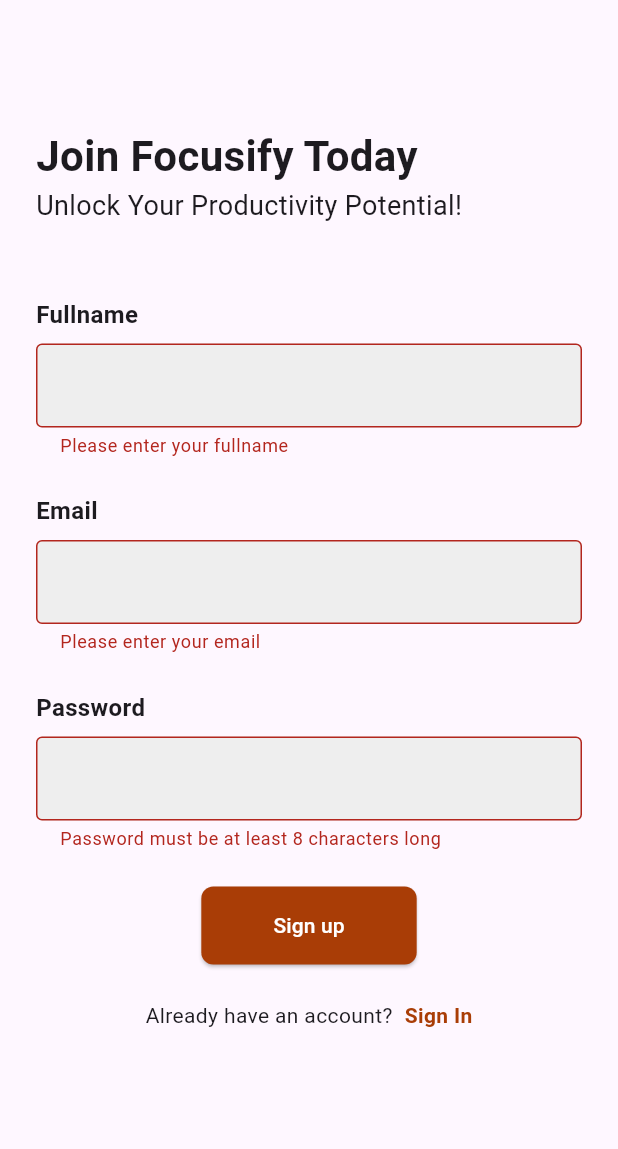
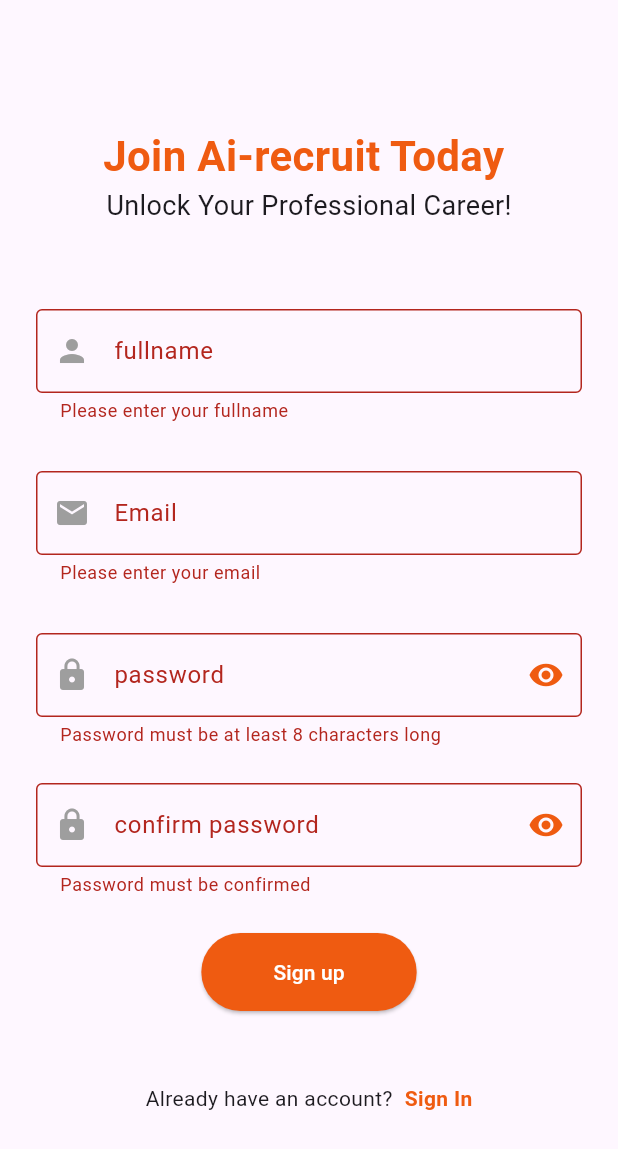
Before and after one commit to aiRecruit-Mvp/aiRecruit-Application, a Flutter app: the SignUp screen opened directly, after a tap on "Sign up", on a phone screen of 412 x 824 dp. Shown: the top 1149 px of the screen. Run offline on Flutter 3.47's test engine with Material 3 defaults, Android fonts, the phone set to English and light mode, and no system bars; our stand-ins replace font_awesome_flutter, get, google_sign_in; accounts and stored records are empty.

Commit message:
first commit

```diff
--- a/lib/screens/signup_screen.dart
+++ b/lib/screens/signup_screen.dart
@@ -1,6 +1,8 @@
+import 'package:airecruit/screens/login_screen.dart';
 import 'package:airecruit/utils/globalColors.dart';
 import 'package:flutter/material.dart';
-
+import 'package:get/get.dart';
+import 'package:airecruit/controllers/userController.dart';
 class SignUp extends StatefulWidget {
   @override
   _SignUpState createState() => _SignUpState();
@@ -11,16 +13,26 @@ class _SignUpState extends State<SignUp> {
   String _email = '';
   String _password = '';
   String _fullname = '';
+final UserController userController = UserController();
+
 
   void _submitForm() {
     if (_formKey.currentState!.validate()) {
-      _formKey.currentState!.save();
+    //  _formKey.currentState!.save();
       // Perform sign up logic here
+      //ScaffoldMessenger.of(context).showSnackBar(const SnackBar(
+      //content: Text("jawek behi chof code PIN fil mail mtaaek")));
+         print(_email);
+         print(_password);
+         print(_fullname);
+
+         userController.signupUser(_fullname, _email,_password);
     }
   }
 
   void _goToSignInPage() {
-    Navigator.pop(context); // Navigate back to the login page
+    Get.to(Login());
+
   }
 
   @override
@@ -33,13 +45,20 @@ class _SignUpState extends State<SignUp> {
             crossAxisAlignment: CrossAxisAlignment.start,
             children: [
               SizedBox(height: 60),
+             Center(
+              child: Column(
+                mainAxisAlignment: MainAxisAlignment.center,
+                children: <Widget>[
                 Text(
-                'Join Focusify Today ',
-                style: TextStyle(fontSize: 28, fontWeight: FontWeight.bold),
+                'Join Ai-recruit Today ',
+                 style: TextStyle(fontSize: 28, fontWeight: FontWeight.bold, color: Color.fromARGB(255, 239, 91, 17)),
                 ),
                 Text(
-                'Unlock Your Productivity Potential!',
+                 'Unlock Your Professional Career!',
                   style: TextStyle(fontSize: 18, fontWeight: FontWeight.normal),
+                 ),
+                 ],
+                ),
                ),
               SizedBox(height: 48),
               Form(
@@ -47,13 +66,10 @@ class _SignUpState extends State<SignUp> {
                 child: Column(
                   crossAxisAlignment: CrossAxisAlignment.start,
                   children: [
-                    Text(
-                      'Fullname',
-                      style:
-                          TextStyle(fontSize: 16, fontWeight: FontWeight.bold),
-                    ),
+
                     SizedBox(height: 8),
                     TextFormField(
+
                       keyboardType: TextInputType.emailAddress,
                       validator: (value) {
                         if (value!.isEmpty) {
@@ -61,21 +77,22 @@ class _SignUpState extends State<SignUp> {
                         }
                         return null;
                       },
-                      onSaved: (value) {
-                        _fullname = value!;
+                      onChanged: (value) {
+                      setState(() {
+                      _fullname = value;
+                      });
                      },
                       decoration: InputDecoration(
+                        labelText: "fullname",
                         border: OutlineInputBorder(),
-                        filled: true,
-                        fillColor: Colors.grey[200],
+                        prefixIcon: Icon(
+                         Icons.person,
+                         color: Colors.grey,
+                        ),
                       ),
                     ),
                     SizedBox(height: 24),
-                    Text(
-                      'Email',
-                      style:
-                          TextStyle(fontSize: 16, fontWeight: FontWeight.bold),
-                    ),
+
                     SizedBox(height: 8),
                     TextFormField(
                       keyboardType: TextInputType.emailAddress,
@@ -83,23 +100,28 @@ class _SignUpState extends State<SignUp> {
                         if (value!.isEmpty) {
                           return 'Please enter your email';
                         }
+                        // Check if the entered email is valid using a regular expression
+                        if (!RegExp(r'^[\w-\.]+@([\w-]+\.)+[\w-]{2,4}$').hasMatch(value)) {
+                          return 'Please enter a valid email address';
+                        }
                         return null;
                       },
-                      onSaved: (value) {
-                        _email = value!;
+                     onChanged: (value) {
+                       setState(() {
+                        _email = value;
+                      });
                       },
                       decoration: InputDecoration(
+                        labelText: "Email",
                         border: OutlineInputBorder(),
-                        filled: true,
-                        fillColor: Colors.grey[200],
+                         prefixIcon: Icon(
+                          Icons.email,
+                          color: Colors.grey,
+                        ),
                       ),
                     ),
                     SizedBox(height: 24),
-                    Text(
-                      'Password',
-                      style:
-                          TextStyle(fontSize: 16, fontWeight: FontWeight.bold),
-                    ),
+
                     SizedBox(height: 8),
                     TextFormField(
                       obscureText: true,
@@ -109,51 +131,95 @@ class _SignUpState extends State<SignUp> {
                         }
                         return null;
                       },
-                      onSaved: (value) {
-                        _password = value!;
+                        onChanged: (value) {
+                        setState(() {
+                       _password = value;
+                        });
                      },
                       decoration: InputDecoration(
                         border: OutlineInputBorder(),
-                        filled: true,
-                        fillColor: Colors.grey[200],
+                        labelText: "password",
+                         prefixIcon: Icon(
+                         Icons.lock,
+                         color: Colors.grey,
+                        ),
+                         suffixIcon: IconButton(
+                        onPressed: () {},
+                        icon: Icon(Icons.visibility),
+                        color: Color.fromARGB(255, 239, 91, 17),
+                      ),
                       ),
                     ),
                     SizedBox(height: 24),
+                      TextFormField(
+                      obscureText: true,
+                      validator: (value) {
+                        if (value! != _password) {
+                          return 'Your password and confirmation password do not match';
+                        }
+                         if (value!.isEmpty) {
+                          return 'Password must be confirmed';
+                        }
+                        return null;
+                      },
+
+                      decoration: InputDecoration(
+                        border: OutlineInputBorder(),
+                        labelText: "confirm password",
+                         prefixIcon: Icon(
+                         Icons.lock,
+                         color: Colors.grey,
+                        ),
+                         suffixIcon: IconButton(
+                        onPressed: () {},
+                        icon: Icon(Icons.visibility),
+                        color: Color.fromARGB(255, 239, 91, 17),
+                      ),
+                      ),
+                    ),
+                    SizedBox(height: 24),
+
                     Center(
                       child: ElevatedButton(
                         onPressed: _submitForm,
                         child: Text('Sign up'),
                         style: ElevatedButton.styleFrom(
-                          primary: GlobalColors.primaryColor,
+                          primary: Color.fromARGB(255, 239, 91, 17),
                           onPrimary: Colors.white,
-                          padding: EdgeInsets.symmetric(
-                              horizontal: 48, vertical: 16),
+                          padding: EdgeInsets.symmetric(horizontal: 48, vertical: 16),
                           shape: RoundedRectangleBorder(
-                            borderRadius: BorderRadius.circular(8),
+                            borderRadius: BorderRadius.circular(30),
                           ),
                         ),
                       ),
                     ),
                     SizedBox(height: 24),
                     Center(
-                      child: Row(
+
+                      child: Column(
+                      mainAxisAlignment: MainAxisAlignment.center,
+                      children: [
+                      SizedBox(height: 24),
+                         Row(
                         mainAxisAlignment: MainAxisAlignment.center,
                         children: [
                           Text('Already have an account?'),
                           SizedBox(width: 8),
                           InkWell(
-                            onTap:
-                                _goToSignInPage, // Call the function to navigate to the sign-in page
+                            onTap: _goToSignInPage, // Call the function to navigate to the sign-in page
                             child: Text(
                               'Sign In',
                               style: TextStyle(
-                                color: GlobalColors.primaryColor,
+                                color: Color.fromARGB(255, 239, 91, 17),
                                 fontWeight: FontWeight.bold,
                               ),
                             ),
                           ),
                         ],
                       ),
+                        ],
+                      )
+
                     ),
                   ],
                 ),
--- a/lib/utils/globalColors.dart
+++ b/lib/utils/globalColors.dart
@@ -2,5 +2,5 @@ import 'package:flutter/material.dart';
 
 class GlobalColors {
   //primarycolor of airecuite
-  static Color primaryColor  = Color.fromARGB(255, 169, 61, 6);
+  static Color primaryColor  = Color.fromARGB(255, 239, 91, 17);
 }
```
Also changed, not shown: lib/controllers/userController.dart (+10 -6 lines), lib/screens/login_screen.dart (+20 -6 lines), lib/screens/otp_screen.dart (added, +112 -0 lines), pubspec.yaml (+2 -5 lines). Lines whose indentation alone changed are shown as unchanged.
